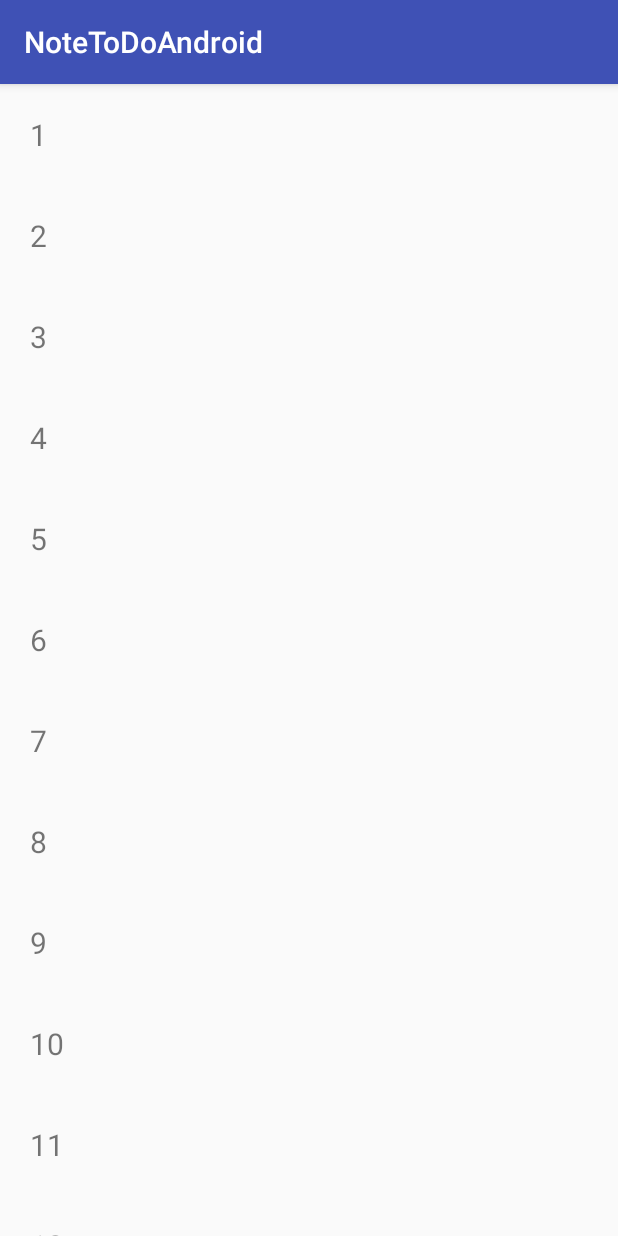
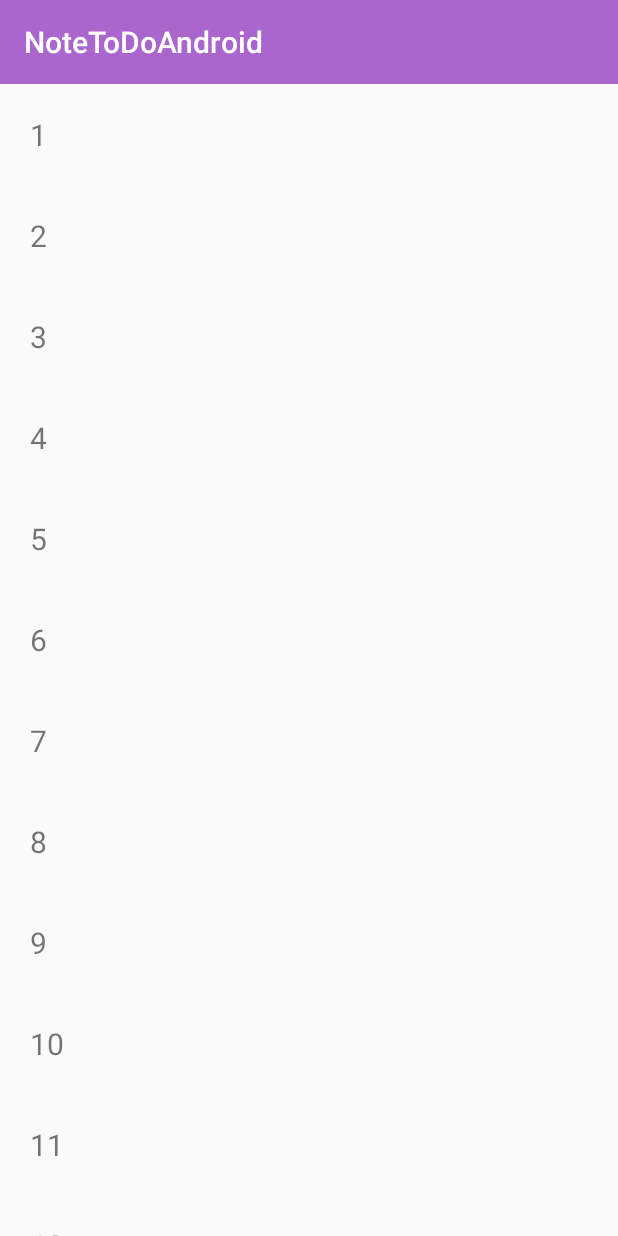
Before and after one commit to tranchung927/NoteToDoAndroid, an Android app: the screen it shows after launch (AllTasksActivity), on a phone screen of 412 x 824 dp. Run offline under Robolectric (Android 15) with nearby library versions, the phone set to English and light mode, and no system bars.

Commit message:
add custom navigation

```diff
--- a/app/build.gradle
+++ b/app/build.gradle
@@ -31,4 +31,5 @@ dependencies {
     androidTestImplementation 'com.android.support.test:runner:1.0.2'
     androidTestImplementation 'com.android.support.test.espresso:espresso-core:3.0.2'
     implementation 'com.android.support:recyclerview-v7:27.1.1'
+    implementation 'com.android.support:design:27.1.1'
 }
--- a/app/src/main/AndroidManifest.xml
+++ b/app/src/main/AndroidManifest.xml
@@ -16,9 +16,7 @@
                 <category android:name="android.intent.category.LAUNCHER" />
             </intent-filter>
         </activity>
-        <activity android:name=".TaskDescriptionActivity" android:parentActivityName=".AllTasksActivity">
-            <meta-data android:name="android.support.PARENT_ACTIVITY"
-                android:value=".AllTasksActivity"></meta-data>
+        <activity android:name=".TaskDescriptionActivity">
         </activity>
     </application>
 
--- a/app/src/main/java/com/example/dung/notetodoandroid/AllTasksActivity.kt
+++ b/app/src/main/java/com/example/dung/notetodoandroid/AllTasksActivity.kt
@@ -5,8 +5,10 @@ import android.content.Intent
 import android.support.v7.app.AppCompatActivity
 import android.os.Bundle
 import android.support.v7.widget.LinearLayoutManager
+import android.support.v7.widget.Toolbar
 import android.view.View
 import kotlinx.android.synthetic.main.activity_all_tasks.*
+import kotlinx.android.synthetic.main.tool_bar.*
 
 class AllTasksActivity : AppCompatActivity(), RecyclerAdapterInterface {
 
@@ -22,6 +24,8 @@ class AllTasksActivity : AppCompatActivity(), RecyclerAdapterInterface {
     override fun onCreate(savedInstanceState: Bundle?) {
         super.onCreate(savedInstanceState)
         setContentView(R.layout.activity_all_tasks)
+        val toolbar: Toolbar = findViewById(R.id.toolBarAllTask)
+        setSupportActionBar(toolbar)
         recyclerView.layoutManager = LinearLayoutManager(this)
         recyclerView.setHasFixedSize(true)
         recyclerView.adapter = adapter
--- a/app/src/main/java/com/example/dung/notetodoandroid/TaskDescriptionActivity.kt
+++ b/app/src/main/java/com/example/dung/notetodoandroid/TaskDescriptionActivity.kt
@@ -25,7 +25,7 @@ class TaskDescriptionActivity: AppCompatActivity() {
         message.let {
             editText.setText(it)
         }
-        editText.setOnKeyListener(View.OnKeyListener { v, keyCode, event ->
+        editText.setOnKeyListener(View.OnKeyListener { v, keyCode, _ ->
             if (keyCode == KeyEvent.KEYCODE_ENTER) {
                 //Perform Code
                 val imm = getSystemService(Context.INPUT_METHOD_SERVICE) as InputMethodManager
--- a/app/src/main/res/layout/activity_all_tasks.xml
+++ b/app/src/main/res/layout/activity_all_tasks.xml
@@ -6,8 +6,16 @@
     android:layout_height="match_parent"
     tools:context=".AllTasksActivity">
 
+    <include
+        android:id="@+id/toolBarAllTask"
+        layout="@layout/tool_bar" />
+
     <android.support.v7.widget.RecyclerView
         android:id="@+id/recyclerView"
         android:layout_width="match_parent"
-        android:layout_height="match_parent" />
+        android:layout_height="0dp"
+        app:layout_constraintBottom_toBottomOf="parent"
+        app:layout_constraintTop_toBottomOf="@+id/toolBarAllTask"
+        tools:layout_editor_absoluteX="0dp" />
+
 </android.support.constraint.ConstraintLayout>
--- a/app/src/main/res/layout/activity_task_description.xml
+++ b/app/src/main/res/layout/activity_task_description.xml
@@ -17,4 +17,5 @@
         app:layout_constraintHorizontal_bias="0.5"
         app:layout_constraintStart_toStartOf="parent"
         app:layout_constraintTop_toTopOf="parent" />
+
 </android.support.constraint.ConstraintLayout>
--- /dev/null
+++ b/app/src/main/res/layout/tool_bar.xml
@@ -0,0 +1,10 @@
+<?xml version="1.0" encoding="utf-8"?>
+<android.support.v7.widget.Toolbar
+    android:id="@+id/toolbar"
+    xmlns:android="http://schemas.android.com/apk/res/android"
+    xmlns:app="http://schemas.android.com/apk/res-auto"
+    android:layout_width="match_parent"
+    android:layout_height="?attr/actionBarSize"
+    android:background="@android:color/holo_purple"
+    android:theme="@style/ThemeOverlay.AppCompat.Dark.ActionBar"
+    app:popupTheme="@style/ThemeOverlay.AppCompat.Light"/>
--- /dev/null
+++ b/app/src/main/res/menu/menu_graph.xml
@@ -0,0 +1,4 @@
+<?xml version="1.0" encoding="utf-8"?>
+<menu xmlns:android="http://schemas.android.com/apk/res/android">
+
+</menu>
--- a/app/src/main/res/values/styles.xml
+++ b/app/src/main/res/values/styles.xml
@@ -1,7 +1,7 @@
 <resources>
 
     <!-- Base application theme. -->
-    <style name="AppTheme" parent="Theme.AppCompat.Light.DarkActionBar">
+    <style name="AppTheme" parent="Theme.AppCompat.Light.NoActionBar">
         <!-- Customize your theme here. -->
         <item name="colorPrimary">@color/colorPrimary</item>
         <item name="colorPrimaryDark">@color/colorPrimaryDark</item>
```
